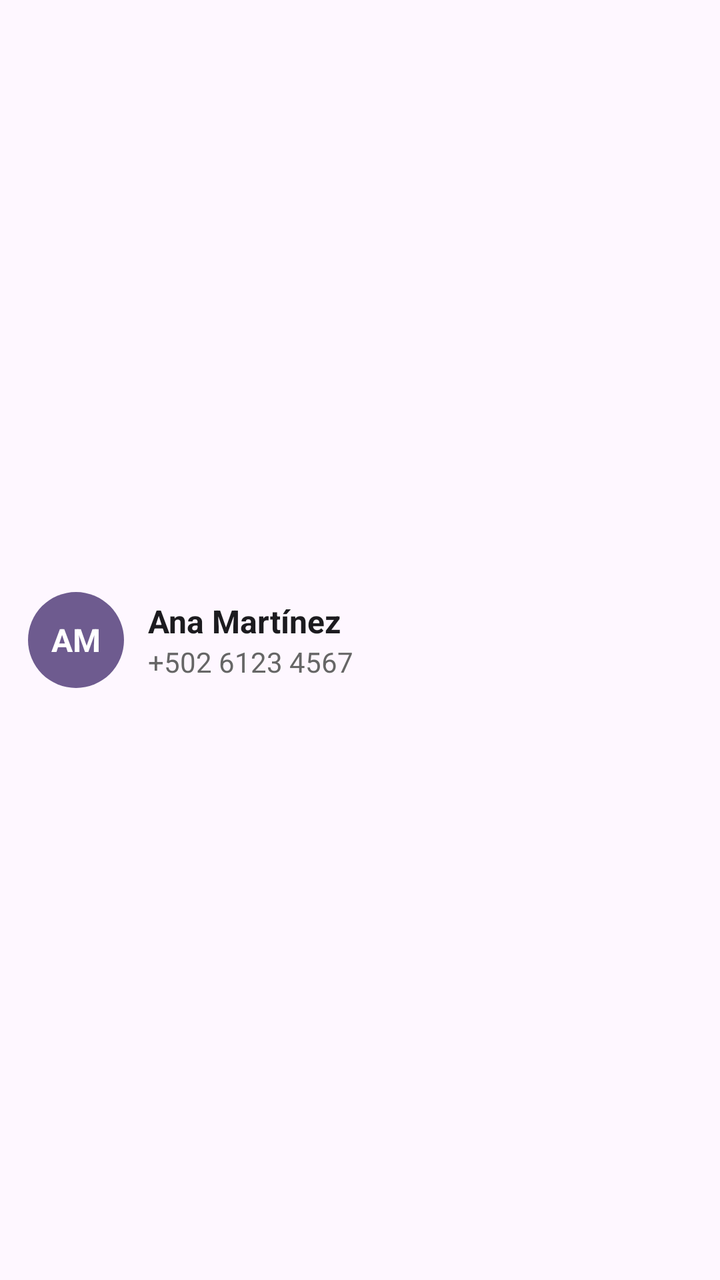
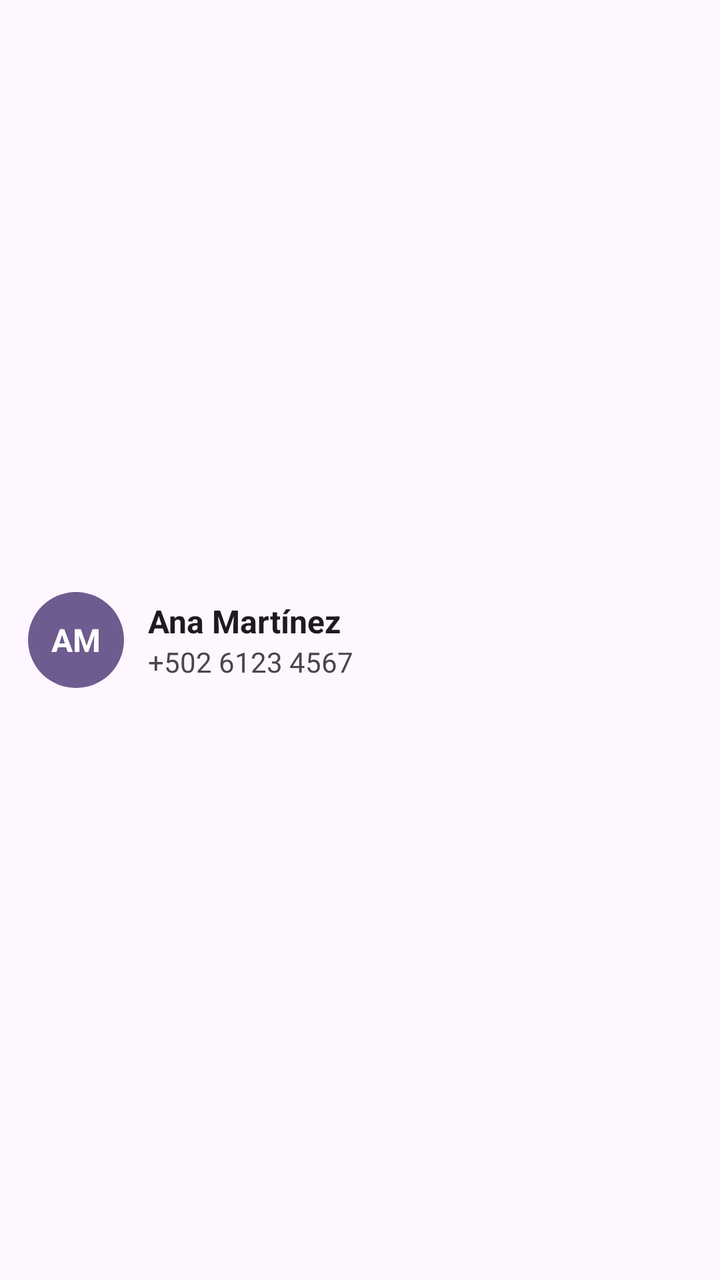

An Android layout rendered at two revisions. The XML below is the earlier revision; the diff shows what the commit changed to produce the second picture.
<!-- AndroidManifest.xml: application theme Theme.Certificacion -->
<!-- res/layout/item_contacto.xml -->
<?xml version="1.0" encoding="utf-8"?>
<LinearLayout xmlns:android="http://schemas.android.com/apk/res/android"
    android:layout_width="match_parent"
    android:layout_height="wrap_content"
    android:orientation="horizontal"
    android:padding="14dp"
    android:gravity="center_vertical">

    <TextView
        android:id="@+id/tvIniciales"
        android:layout_width="48dp"
        android:layout_height="48dp"
        android:background="@drawable/circle_morado"
        android:gravity="center"
        android:text="AM"
        android:textColor="#FFFFFF"
        android:textStyle="bold"
        android:textSize="16sp" />

    <LinearLayout
        android:layout_width="match_parent"
        android:layout_height="wrap_content"
        android:orientation="vertical"
        android:layout_marginStart="12dp">

        <TextView
            android:id="@+id/tvNombre"
            android:layout_width="wrap_content"
            android:layout_height="wrap_content"
            android:textStyle="bold"
            android:textColor="#1C1B1F"
            android:textSize="16sp"
            android:text="Ana Martínez" />

        <TextView
            android:id="@+id/tvTelefono"
            android:layout_width="wrap_content"
            android:layout_height="wrap_content"
            android:textColor="#666666"
            android:textSize="14sp"
            android:text="+502 6123 4567" />
    </LinearLayout>
</LinearLayout>
<!-- resources referenced by this layout -->
<resources>
  <!-- drawable circle_morado (drawable) -->
  <shape xmlns:android="http://schemas.android.com/apk/res/android" android:shape="oval">
      <solid android:color="#6E5B8F"/>
  </shape>
  <style name="Theme.Certificacion" parent="Base.Theme.Certificacion" />
  <style name="Base.Theme.Certificacion" parent="Theme.Material3.DayNight.NoActionBar">
          
          
      </style>
</resources>

<!-- the commit's change to res/layout/item_contacto.xml (unified diff, before → after) -->
@@ -4,7 +4,8 @@
     android:layout_height="wrap_content"
     android:orientation="horizontal"
     android:padding="14dp"
-    android:gravity="center_vertical">
+    android:gravity="center_vertical"
+    android:background="?attr/colorSurface">
 
     <TextView
         android:id="@+id/tvIniciales"
@@ -28,7 +29,7 @@
             android:layout_width="wrap_content"
             android:layout_height="wrap_content"
             android:textStyle="bold"
-            android:textColor="#1C1B1F"
+            android:textColor="?attr/colorOnSurface"
             android:textSize="16sp"
             android:text="Ana Martínez" />
 
@@ -36,7 +37,7 @@
             android:id="@+id/tvTelefono"
             android:layout_width="wrap_content"
             android:layout_height="wrap_content"
-            android:textColor="#666666"
+            android:textColor="?attr/colorOnSurfaceVariant"
             android:textSize="14sp"
             android:text="+502 6123 4567" />
     </LinearLayout>
